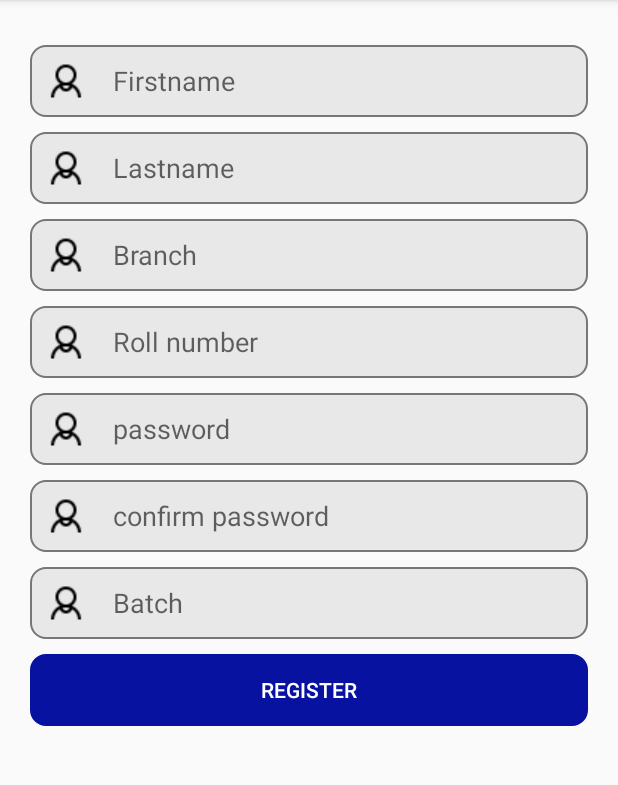
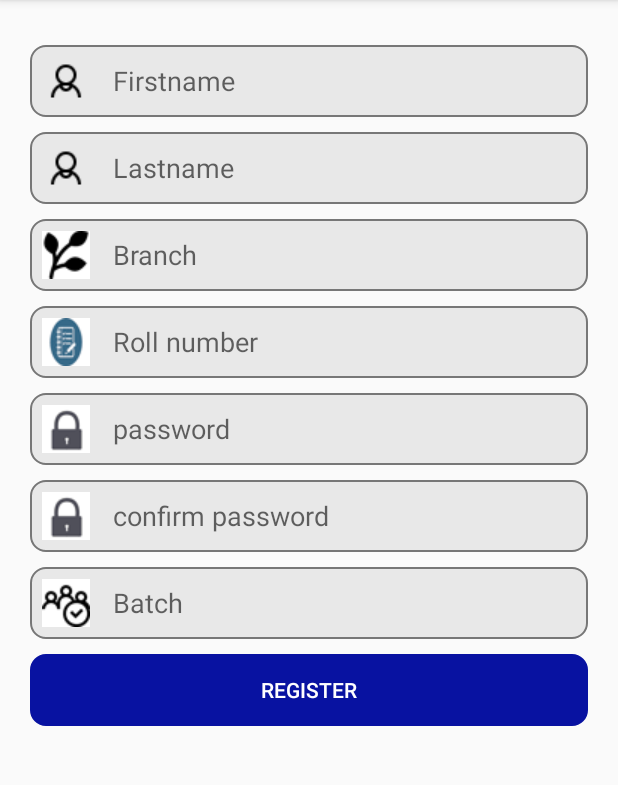
Before and after one commit to mdshamoon/ExamPortal, an Android app: the Student_register screen opened directly, with no data from a screen before it, on a phone screen of 412 x 824 dp, the part 84-869 px from its top. Run offline under Robolectric (Android 15) with nearby library versions, the phone set to English and light mode, and no system bars.

Commit message:
images on register page

```diff
--- a/app/src/main/res/layout/activity_student_register.xml
+++ b/app/src/main/res/layout/activity_student_register.xml
@@ -66,8 +66,9 @@
                     android:layout_width="match_parent"
                     android:layout_height="wrap_content"
                     android:hint="Branch"
+
                     android:padding="8dp"
-                    android:drawableStart="@drawable/ic_email"
+                    android:drawableStart="@drawable/branch"
                     android:background="@drawable/oval_shape_edittext"
                     android:drawablePadding="15dp"/>
 
@@ -87,7 +88,7 @@
                     android:layout_height="wrap_content"
                     android:hint="Roll number"
                     android:padding="8dp"
-                    android:drawableStart="@drawable/ic_email"
+                    android:drawableStart="@drawable/roll"
                     android:background="@drawable/oval_shape_edittext"
                     android:drawablePadding="15dp"/>
 
@@ -107,7 +108,7 @@
                     android:layout_height="wrap_content"
                     android:hint="password"
                     android:padding="8dp"
-                    android:drawableStart="@drawable/ic_email"
+                    android:drawableStart="@drawable/password"
                     android:background="@drawable/oval_shape_edittext"
                     android:drawablePadding="15dp"/>
 
@@ -127,7 +128,7 @@
                     android:layout_height="wrap_content"
                     android:hint="confirm password"
                     android:padding="8dp"
-                    android:drawableStart="@drawable/ic_email"
+                    android:drawableStart="@drawable/password"
                     android:background="@drawable/oval_shape_edittext"
                     android:drawablePadding="15dp"/>
 
@@ -147,7 +148,7 @@
                     android:layout_height="wrap_content"
                     android:hint="Batch"
                     android:padding="8dp"
-                    android:drawableStart="@drawable/ic_email"
+                    android:drawableStart="@drawable/batch"
                     android:background="@drawable/oval_shape_edittext"
                     android:drawablePadding="15dp"/>
 
```
Also changed, not shown: app/src/main/res/drawable/batch.png (added), app/src/main/res/drawable/branch.png (added), app/src/main/res/drawable/password.png (added), app/src/main/res/drawable/roll.png (added).
